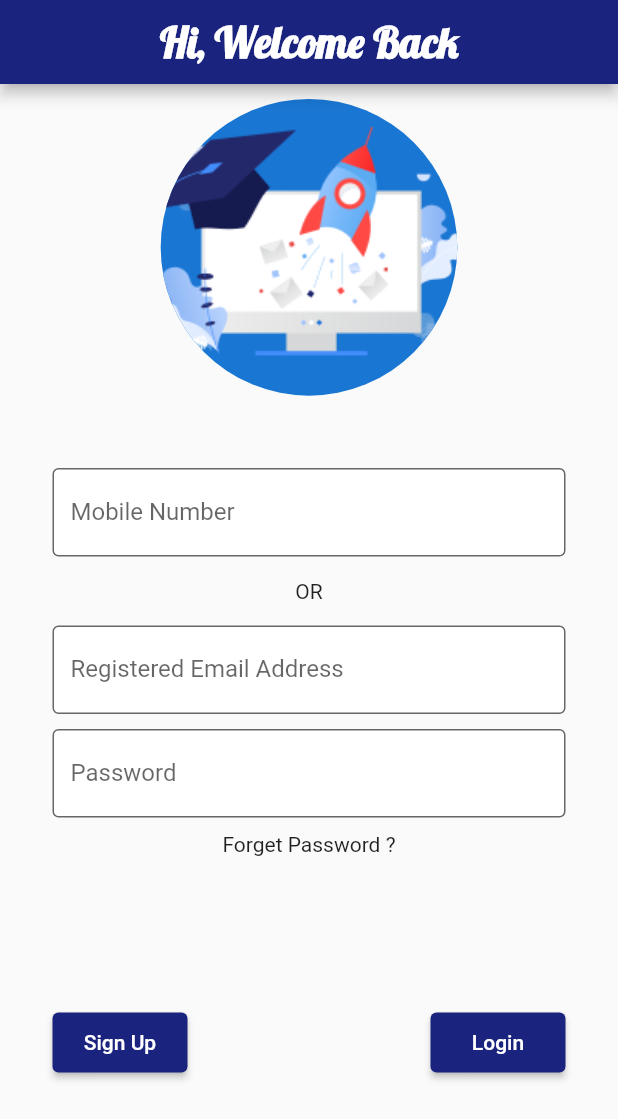
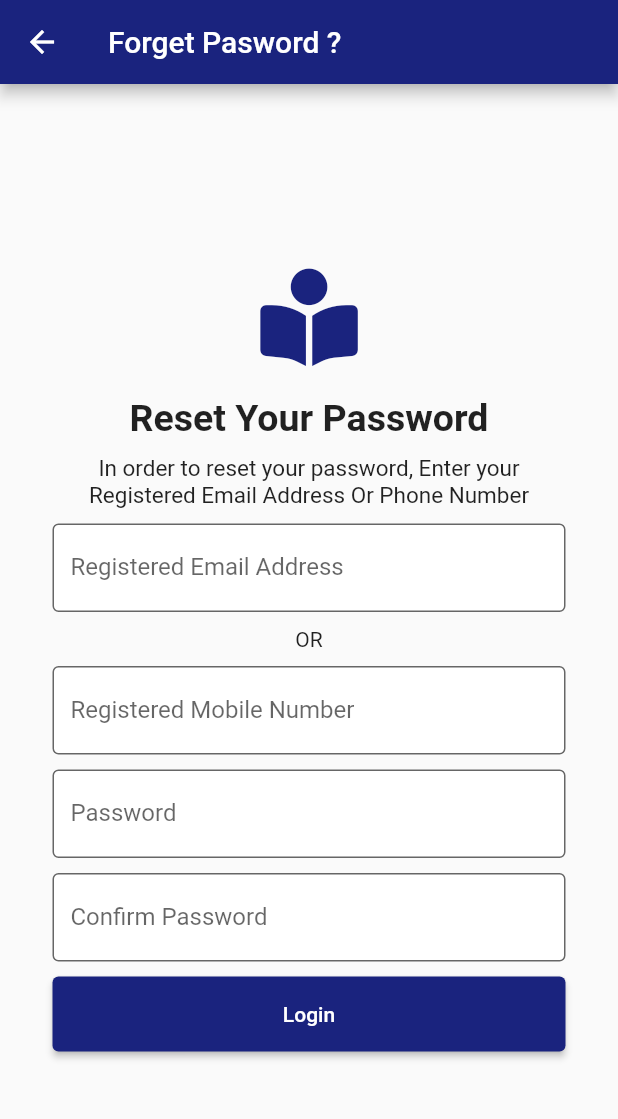
Before and after one commit to eKaksha-mobile/e-kaksha, a Flutter app: the screen it shows after launch, after a tap on "Forget Password ?", on a phone screen of 412 x 824 dp. Shown: the top 1119 px of the screen. Run offline on Flutter 3.47's test engine with Material 2 defaults, Android fonts, the phone set to English and light mode, and no system bars; our stand-ins replace font_awesome_flutter.

Commit message:
overflow issue resolve

```diff
--- /dev/null
+++ b/lib/Pages/forgot.dart
@@ -0,0 +1,73 @@
+import 'package:flutter/material.dart';
+import '../Components/inputBox.dart';
+import '../Constants.dart';
+import 'package:font_awesome_flutter/font_awesome_flutter.dart';
+
+class Forgot extends StatelessWidget {
+  const Forgot({super.key});
+
+  @override
+  Widget build(BuildContext context) {
+    return Scaffold(
+      appBar: AppBar(title: Text('Forget Pasword ?')),
+      body: Center(
+        child: Column(
+          mainAxisAlignment: MainAxisAlignment.center,
+          children: [
+            Icon(
+              FontAwesomeIcons.bookOpenReader,
+              size: 65.0,
+              color: Colors.indigo[900],
+            ),
+            hr,
+            hr,
+            Text(
+              'Reset Your Password',
+              style: TextStyle(fontSize: 25.0, fontWeight: FontWeight.bold),
+            ),
+            Container(
+              margin: EdgeInsets.symmetric(horizontal: 35.0, vertical: 10),
+              child: Text(
+                'In order to reset your password, Enter your Registered Email Address Or Phone Number',
+                style: TextStyle(fontSize: 15.0, fontWeight: FontWeight.normal),
+                textAlign: TextAlign.center,
+              ),
+            ),
+            InputBox(
+              title: 'Registered Email Address',
+              hint: 'ekaksha@gmail.com',
+            ),
+            hr,
+            Text('OR'),
+            hr,
+            InputBox(
+              title: 'Registered Mobile Number',
+              hint: '+0 111 222 3333',
+            ),
+            hr,
+            InputBox(
+              title: 'Password',
+              hint: '******',
+            ),
+            hr,
+            InputBox(
+              title: 'Confirm Password',
+              hint: '******',
+            ),
+            hr,
+            ElevatedButton(
+              onPressed: () {
+                Navigator.pushNamed(context, '/login');
+              },
+              child: Text('Login'),
+              style: ButtonStyle(
+                fixedSize: MaterialStatePropertyAll(
+                    Size(MediaQuery.of(context).size.width - 70, 50)),
+              ),
+            ),
+          ],
+        ),
+      ),
+    );
+  }
+}
--- a/lib/Pages/login.dart
+++ b/lib/Pages/login.dart
@@ -21,24 +21,24 @@ class Login extends StatelessWidget {
           centerTitle: true,
         ),
         body: Container(
+          child: SingleChildScrollView(
             child: Column(
               children: [
-              Expanded(
-                flex: 3,
-                child: Column(
+                Column(
                   children: [
-                    hr,
+                    SizedBox(
+                      height: 20.0,
+                    ),
                     CircleAvatar(
                       backgroundImage: AssetImage('assets/images/logo.png'),
                       radius: MediaQuery.of(context).size.height / 100 * 12,
                     ),
+                    SizedBox(
+                      height: 20.0,
+                    ),
                   ],
                 ),
-              ),
-              Expanded(
-                flex: 6,
-                child: SingleChildScrollView(
-                  child: Column(
+                Column(
                   mainAxisAlignment: MainAxisAlignment.spaceBetween,
                   children: [
                     Column(
@@ -62,7 +62,7 @@ class Login extends StatelessWidget {
                         hr,
                         GestureDetector(
                             onTap: () {
-                                print('tap');
+                              Navigator.pushNamed(context, '/forget');
                             },
                             child: Text(
                               'Forget Password ?',
@@ -70,7 +70,7 @@ class Login extends StatelessWidget {
                       ],
                     ),
                     Container(
-                        margin: EdgeInsets.fromLTRB(35, 100, 35, 10),
+                      margin: EdgeInsets.fromLTRB(35, 100, 35, 5),
                       child: Row(
                         mainAxisAlignment: MainAxisAlignment.spaceBetween,
                         children: [
@@ -81,17 +81,16 @@ class Login extends StatelessWidget {
                               child: Text('Sign Up')),
                           ElevatedButton(
                               onPressed: () {
-                                  print('object');
+                                Navigator.pushNamed(context, '/home');
                               },
                               child: Text(' Login ')),
                         ],
                       ),
                     )
                   ],
-                  ),
-                ),
                 )
               ],
+            ),
           ),
         ),
       ),
--- a/lib/Pages/main_screen.dart
+++ b/lib/Pages/main_screen.dart
@@ -10,6 +10,8 @@ class MainScreen extends StatefulWidget {
 class _MainScreenState extends State<MainScreen> {
   @override
   Widget build(BuildContext context) {
-    return Container();
+    return Container(
+      color: Colors.blueGrey[100],
+    );
   }
 }
--- a/lib/Pages/register.dart
+++ b/lib/Pages/register.dart
@@ -96,7 +96,7 @@ class _RegisterState extends State<Register> {
                       child: Text(' Login ')),
                   ElevatedButton(
                       onPressed: () {
-                        print('Home');
+                        Navigator.pushNamed(context, '/home');
                       },
                       child: Text('Sign Up')),
                 ],
--- a/lib/main.dart
+++ b/lib/main.dart
@@ -1,3 +1,4 @@
+import 'package:ekaksha/Pages/forgot.dart';
 import 'package:ekaksha/Pages/main_screen.dart';
 
 import 'Pages/login.dart';
@@ -33,6 +34,7 @@ class MyApp extends StatelessWidget {
         '/login': (context) => Login(),
         '/register': (context) => Register(),
         '/home': (context) => MainScreen(),
+        '/forget': (context) => Forgot(),
       },
     );
   }
```
Lines whose indentation alone changed are shown as unchanged.
